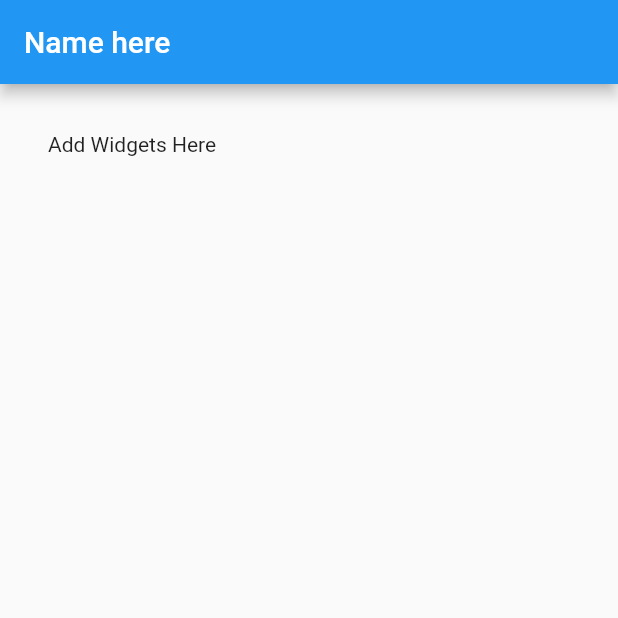
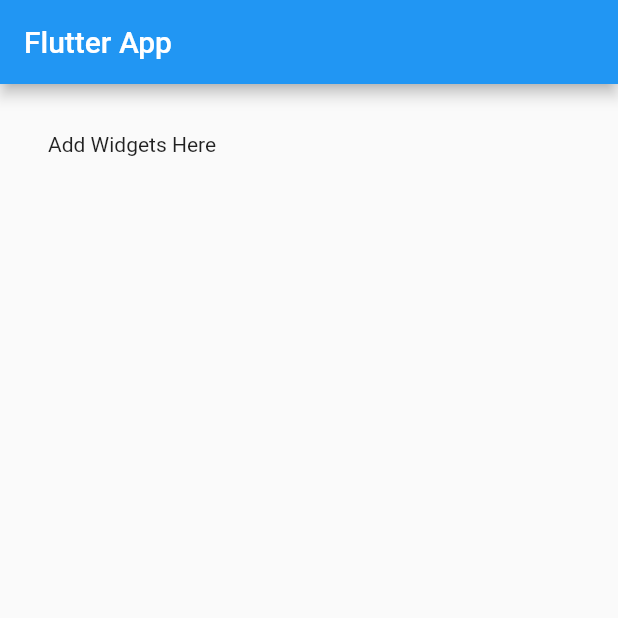
Before and after one commit to wasimiqbal1/Flutter, a Flutter app: the screen it shows after launch, on a phone screen of 412 x 824 dp, the top half of it. Run offline on Flutter 3.47's test engine with Material 2 defaults, Android fonts, the light colour scheme and no system bars.

Commit message:
flutter app

```diff
--- a/flutter_udemy/lib/main.dart
+++ b/flutter_udemy/lib/main.dart
@@ -16,7 +16,7 @@
   Widget build(BuildContext context) {
     return new Scaffold(
       appBar: new AppBar(
-        title: new Text('Name here'),
+        title: new Text('Flutter App'),
       ),
       body: new Container(
         padding: new EdgeInsets.all(32.0),
```
